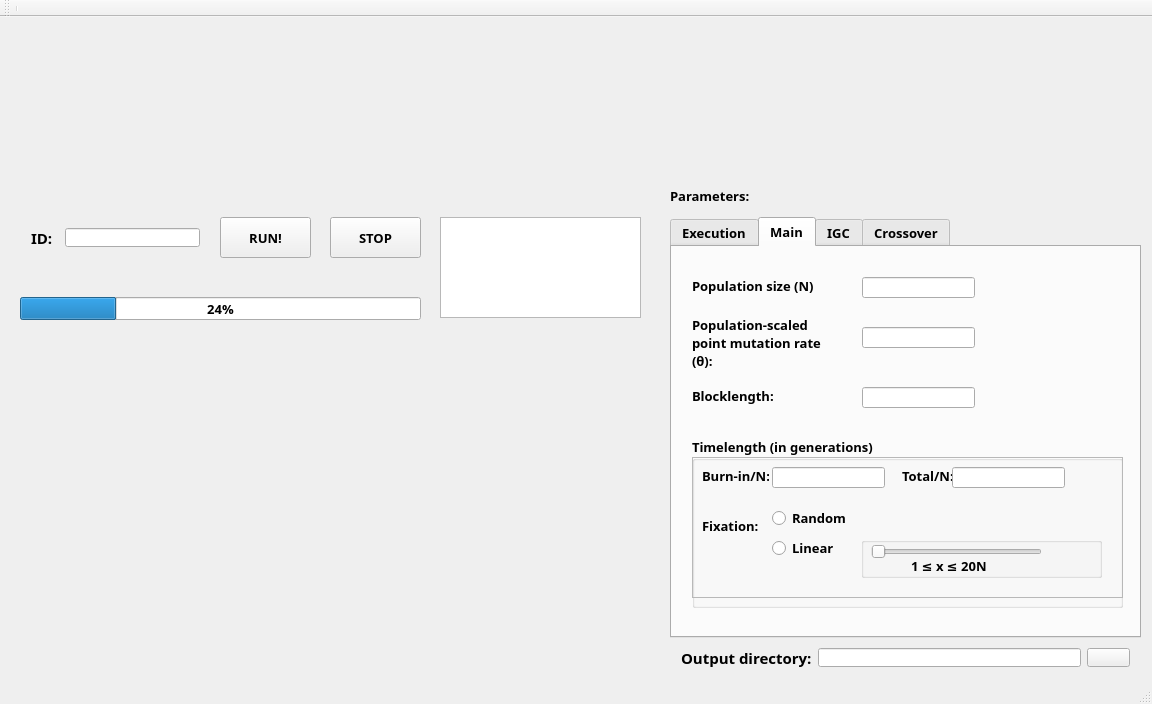
This is mainwindow.ui in jmanuelfuentes/sedus as Qt 5 draws it before an edit. The edited form follows.
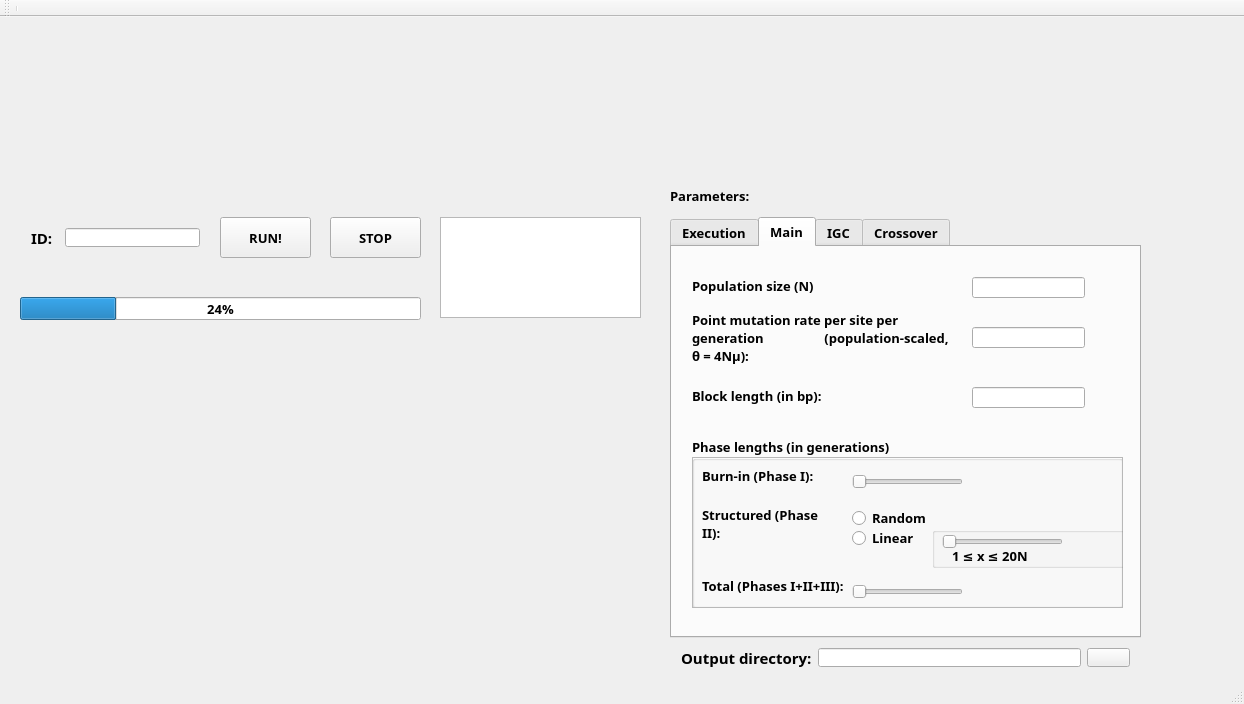
This is the edited form. The open tabs and pages were chosen to show the change. Icons and pictures are not drawn. Custom widgets are drawn as their Qt base class.

```diff
--- a/mainwindow.ui
+++ b/mainwindow.ui
@@ -6,7 +6,7 @@
    <rect>
     <x>0</x>
     <y>0</y>
-    <width>1152</width>
+    <width>1244</width>
     <height>704</height>
    </rect>
   </property>
@@ -324,13 +324,13 @@
       <property name="geometry">
        <rect>
         <x>20</x>
-        <y>70</y>
-        <width>141</width>
-        <height>51</height>
+        <y>60</y>
+        <width>261</width>
+        <height>61</height>
        </rect>
       </property>
       <property name="text">
-       <string>Population-scaled point mutation rate (θ):</string>
+       <string>Point mutation rate per site per generation                  (population-scaled, θ = 4Nμ):</string>
       </property>
       <property name="wordWrap">
        <bool>true</bool>
@@ -341,18 +341,18 @@
        <rect>
         <x>20</x>
         <y>140</y>
-        <width>81</width>
+        <width>131</width>
         <height>17</height>
        </rect>
       </property>
       <property name="text">
-       <string>Blocklength:</string>
+       <string>Block length (in bp):</string>
       </property>
      </widget>
      <widget class="QLineEdit" name="N">
       <property name="geometry">
        <rect>
-        <x>190</x>
+        <x>300</x>
         <y>30</y>
         <width>113</width>
         <height>21</height>
@@ -362,7 +362,7 @@
      <widget class="QLineEdit" name="theta">
       <property name="geometry">
        <rect>
-        <x>190</x>
+        <x>300</x>
         <y>80</y>
         <width>113</width>
         <height>21</height>
@@ -372,7 +372,7 @@
      <widget class="QLineEdit" name="blocklength">
       <property name="geometry">
        <rect>
-        <x>190</x>
+        <x>300</x>
         <y>140</y>
         <width>113</width>
         <height>21</height>
@@ -389,7 +389,7 @@
        </rect>
       </property>
       <property name="title">
-       <string>Timelength (in generations)</string>
+       <string>Phase lengths (in generations)</string>
       </property>
       <widget class="QFrame" name="frame">
        <property name="geometry">
@@ -397,7 +397,7 @@
          <x>0</x>
          <y>20</y>
          <width>431</width>
-         <height>141</height>
+         <height>151</height>
         </rect>
        </property>
        <property name="frameShape">
@@ -411,66 +411,49 @@
          <rect>
           <x>10</x>
           <y>10</y>
-          <width>67</width>
+          <width>191</width>
           <height>17</height>
          </rect>
         </property>
         <property name="text">
-         <string>Burn-in/N:</string>
-        </property>
-       </widget>
-       <widget class="QLineEdit" name="burnin">
-        <property name="geometry">
-         <rect>
-          <x>80</x>
-          <y>10</y>
-          <width>113</width>
-          <height>21</height>
-         </rect>
+         <string>Burn-in (Phase I):</string>
         </property>
        </widget>
        <widget class="QLabel" name="total_label">
         <property name="geometry">
          <rect>
-          <x>210</x>
-          <y>10</y>
-          <width>51</width>
+          <x>10</x>
+          <y>120</y>
+          <width>151</width>
           <height>17</height>
          </rect>
         </property>
         <property name="text">
-         <string>Total/N:</string>
-        </property>
-       </widget>
-       <widget class="QLineEdit" name="total">
-        <property name="geometry">
-         <rect>
-          <x>260</x>
-          <y>10</y>
-          <width>113</width>
-          <height>21</height>
-         </rect>
+         <string>Total (Phases I+II+III):</string>
         </property>
        </widget>
        <widget class="QLabel" name="label_12">
         <property name="geometry">
          <rect>
           <x>10</x>
-          <y>60</y>
-          <width>67</width>
-          <height>17</height>
+          <y>46</y>
+          <width>131</width>
+          <height>41</height>
          </rect>
         </property>
         <property name="text">
-         <string>Fixation:</string>
+         <string>Structured (Phase II):</string>
+        </property>
+        <property name="wordWrap">
+         <bool>true</bool>
         </property>
        </widget>
        <widget class="QRadioButton" name="radioButton">
         <property name="geometry">
          <rect>
-          <x>80</x>
+          <x>160</x>
           <y>50</y>
-          <width>117</width>
+          <width>81</width>
           <height>22</height>
          </rect>
         </property>
@@ -481,9 +464,9 @@
        <widget class="QRadioButton" name="fixlinearRadioButton">
         <property name="geometry">
          <rect>
-          <x>80</x>
-          <y>80</y>
-          <width>117</width>
+          <x>160</x>
+          <y>70</y>
+          <width>71</width>
           <height>22</height>
          </rect>
         </property>
@@ -494,9 +477,9 @@
        <widget class="QGroupBox" name="fixgroupslider">
         <property name="geometry">
          <rect>
-          <x>169</x>
-          <y>80</y>
-          <width>241</width>
+          <x>240</x>
+          <y>70</y>
+          <width>221</width>
           <height>41</height>
          </rect>
         </property>
@@ -508,7 +491,7 @@
           <rect>
            <x>10</x>
            <y>0</y>
-           <width>171</width>
+           <width>121</width>
            <height>29</height>
           </rect>
          </property>
@@ -534,29 +517,10 @@
           <enum>Qt::Horizontal</enum>
          </property>
         </widget>
-        <widget class="QLabel" name="fixlinearlabel">
-         <property name="geometry">
-          <rect>
-           <x>190</x>
-           <y>0</y>
-           <width>41</width>
-           <height>31</height>
-          </rect>
-         </property>
-         <property name="minimumSize">
-          <size>
-           <width>40</width>
-           <height>0</height>
-          </size>
-         </property>
-         <property name="text">
-          <string/>
-         </property>
-        </widget>
         <widget class="QLabel" name="label_22">
          <property name="geometry">
           <rect>
-           <x>50</x>
+           <x>20</x>
            <y>20</y>
            <width>91</width>
            <height>17</height>
@@ -566,7 +530,89 @@
           <string>1 ≤ x ≤ 20N</string>
          </property>
         </widget>
+        <widget class="QLabel" name="fixlinearlabel">
+         <property name="geometry">
+          <rect>
+           <x>130</x>
+           <y>0</y>
+           <width>41</width>
+           <height>31</height>
+          </rect>
+         </property>
+         <property name="minimumSize">
+          <size>
+           <width>40</width>
+           <height>0</height>
+          </size>
+         </property>
+         <property name="text">
+          <string/>
+         </property>
+        </widget>
        </widget>
+       <widget class="QSlider" name="burnin_slider">
+        <property name="geometry">
+         <rect>
+          <x>160</x>
+          <y>10</y>
+          <width>111</width>
+          <height>29</height>
+         </rect>
+        </property>
+        <property name="orientation">
+         <enum>Qt::Horizontal</enum>
+        </property>
+       </widget>
+       <widget class="QSlider" name="total_slider">
+        <property name="geometry">
+         <rect>
+          <x>160</x>
+          <y>120</y>
+          <width>111</width>
+          <height>29</height>
+         </rect>
+        </property>
+        <property name="orientation">
+         <enum>Qt::Horizontal</enum>
+        </property>
+       </widget>
+       <widget class="QLabel" name="burnin_label">
+        <property name="geometry">
+         <rect>
+          <x>300</x>
+          <y>10</y>
+          <width>67</width>
+          <height>17</height>
+         </rect>
+        </property>
+        <property name="text">
+         <string/>
+        </property>
+       </widget>
+       <widget class="QLabel" name="total_label_2">
+        <property name="geometry">
+         <rect>
+          <x>280</x>
+          <y>120</y>
+          <width>67</width>
+          <height>17</height>
+         </rect>
+        </property>
+        <property name="text">
+         <string/>
+        </property>
+       </widget>
+       <zorder>label_10</zorder>
+       <zorder>total_label</zorder>
+       <zorder>label_12</zorder>
+       <zorder>radioButton</zorder>
+       <zorder>fixlinearRadioButton</zorder>
+       <zorder>fixgroupslider</zorder>
+       <zorder>fixlinearslider</zorder>
+       <zorder>burnin_slider</zorder>
+       <zorder>total_slider</zorder>
+       <zorder>burnin_label</zorder>
+       <zorder>total_label_2</zorder>
       </widget>
      </widget>
     </widget>
```
Left out of the diff: 61 changed lines with no effect on the pictures.
